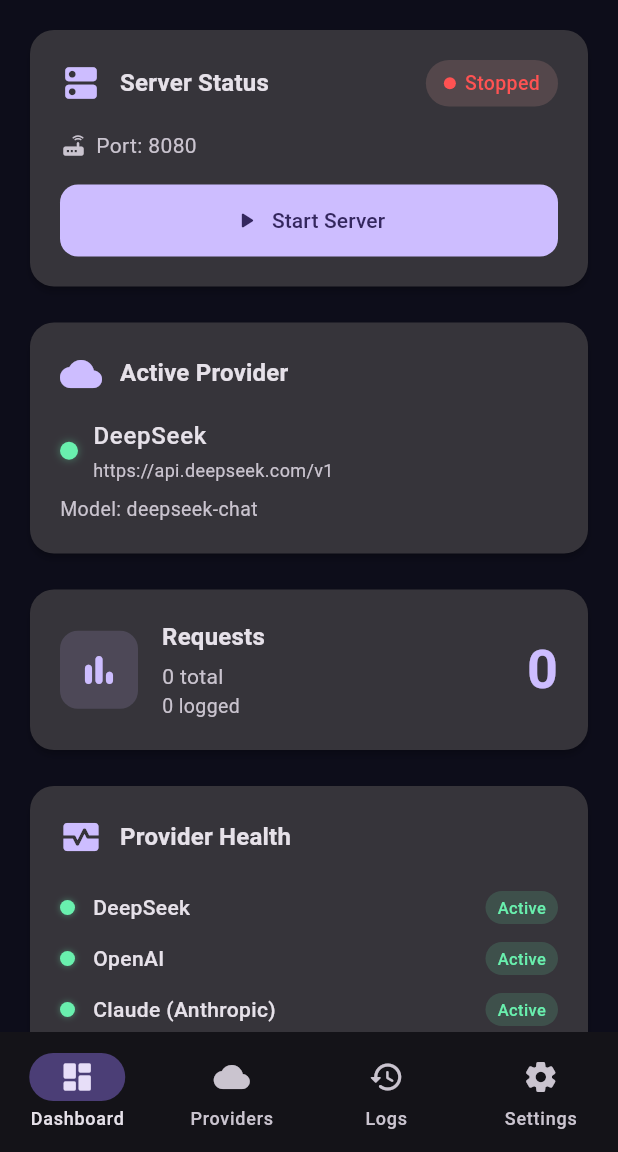
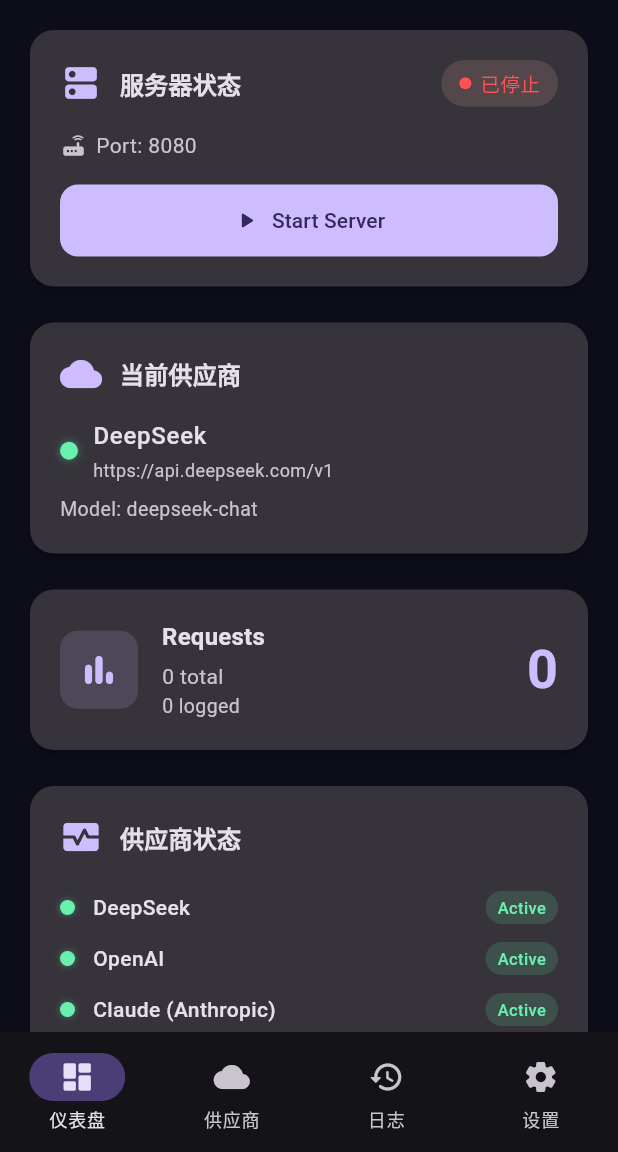
Before and after one commit to ddfc1991/cap-relay, a Flutter app: the screen it shows after launch, on a phone screen of 412 x 824 dp, the part 84-1236 px from its top. Run offline on Flutter 3.47's test engine with Material 3 defaults, Android fonts, the phone set to English and light mode, and no system bars; our stand-ins replace shared_preferences, shelf; missing offline and left inert: shelf_router.

Commit message:
Chinese UI

```diff
--- a/lib/main.dart
+++ b/lib/main.dart
@@ -141,22 +141,22 @@
           NavigationDestination(
             icon: Icon(Icons.dashboard_rounded),
             selectedIcon: Icon(Icons.dashboard_rounded),
-            label: 'Dashboard',
+            label: '仪表盘',
           ),
           NavigationDestination(
             icon: Icon(Icons.cloud_rounded),
             selectedIcon: Icon(Icons.cloud_rounded),
-            label: 'Providers',
+            label: '供应商',
           ),
           NavigationDestination(
             icon: Icon(Icons.history_rounded),
             selectedIcon: Icon(Icons.history_rounded),
-            label: 'Logs',
+            label: '日志',
           ),
           NavigationDestination(
             icon: Icon(Icons.settings_rounded),
             selectedIcon: Icon(Icons.settings_rounded),
-            label: 'Settings',
+            label: '设置',
           ),
         ],
       ),
--- a/lib/screens/dashboard_screen.dart
+++ b/lib/screens/dashboard_screen.dart
@@ -139,7 +139,7 @@
                 ),
                 const SizedBox(width: 12),
                 Text(
-                  'Server Status',
+                  '服务器状态',
                   style: Theme.of(context).textTheme.titleMedium?.copyWith(
                         fontWeight: FontWeight.w600,
                       ),
@@ -168,7 +168,7 @@
                       ),
                       const SizedBox(width: 6),
                       Text(
-                        serverRunning ? 'Running' : 'Stopped',
+                        serverRunning ? '运行中' : '已停止',
                         style: TextStyle(
                           color: serverRunning
                               ? Colors.greenAccent
@@ -255,7 +255,7 @@
                     color: colorScheme.primary, size: 28),
                 const SizedBox(width: 12),
                 Text(
-                  'Active Provider',
+                  '当前供应商',
                   style: Theme.of(context).textTheme.titleMedium?.copyWith(
                         fontWeight: FontWeight.w600,
                       ),
@@ -440,7 +440,7 @@
                     color: colorScheme.primary, size: 28),
                 const SizedBox(width: 12),
                 Text(
-                  'Provider Health',
+                  '供应商状态',
                   style: Theme.of(context).textTheme.titleMedium?.copyWith(
                         fontWeight: FontWeight.w600,
                       ),
--- a/lib/screens/providers_screen.dart
+++ b/lib/screens/providers_screen.dart
@@ -88,7 +88,7 @@
       floatingActionButton: FloatingActionButton.extended(
         onPressed: () => _showAddProviderDialog(context),
         icon: const Icon(Icons.add_rounded),
-        label: const Text('Add Provider'),
+        label: const Text('添加供应商'),
         backgroundColor: colorScheme.primary,
         foregroundColor: colorScheme.onPrimary,
       ),
@@ -108,7 +108,7 @@
         content: TextField(
           controller: controller,
           decoration: const InputDecoration(
-            labelText: 'API Key',
+            labelText: 'API密钥',
             border: OutlineInputBorder(),
             hintText: 'sk-...',
           ),
@@ -167,7 +167,7 @@
               backgroundColor: Theme.of(context).colorScheme.error,
               foregroundColor: Theme.of(context).colorScheme.onError,
             ),
-            child: const Text('Delete'),
+            child: const Text('删除'),
           ),
         ],
       ),
@@ -203,7 +203,7 @@
               TextField(
                 controller: baseUrlCtrl,
                 decoration: const InputDecoration(
-                  labelText: 'Base URL',
+                  labelText: 基础地址',
                   border: OutlineInputBorder(),
                   hintText: 'https://api.example.com/v1',
                 ),
@@ -313,13 +313,13 @@
     switch (status) {
       case ProviderStatus.active:
         statusColor = Colors.greenAccent;
-        statusLabel = 'Active';
+        statusLabel = '活跃';
       case ProviderStatus.quotaExhausted:
         statusColor = Colors.orangeAccent;
         statusLabel = 'Exhausted';
       case ProviderStatus.error:
         statusColor = Colors.redAccent;
-        statusLabel = 'Error';
+        statusLabel = '错误';
     }
 
     return Dismissible(
--- a/lib/screens/settings_screen.dart
+++ b/lib/screens/settings_screen.dart
@@ -161,7 +161,7 @@
                           color: colorScheme.primary, size: 24),
                       const SizedBox(width: 10),
                       Text(
-                        'API Keys',
+                        'API密钥管理',
                         style: theme.textTheme.titleMedium?.copyWith(
                           fontWeight: FontWeight.w600,
                         ),
@@ -317,7 +317,7 @@
                           color: colorScheme.primary, size: 24),
                       const SizedBox(width: 10),
                       Text(
-                        'About',
+                        '关于',
                         style: theme.textTheme.titleMedium?.copyWith(
                           fontWeight: FontWeight.w600,
                         ),
```
